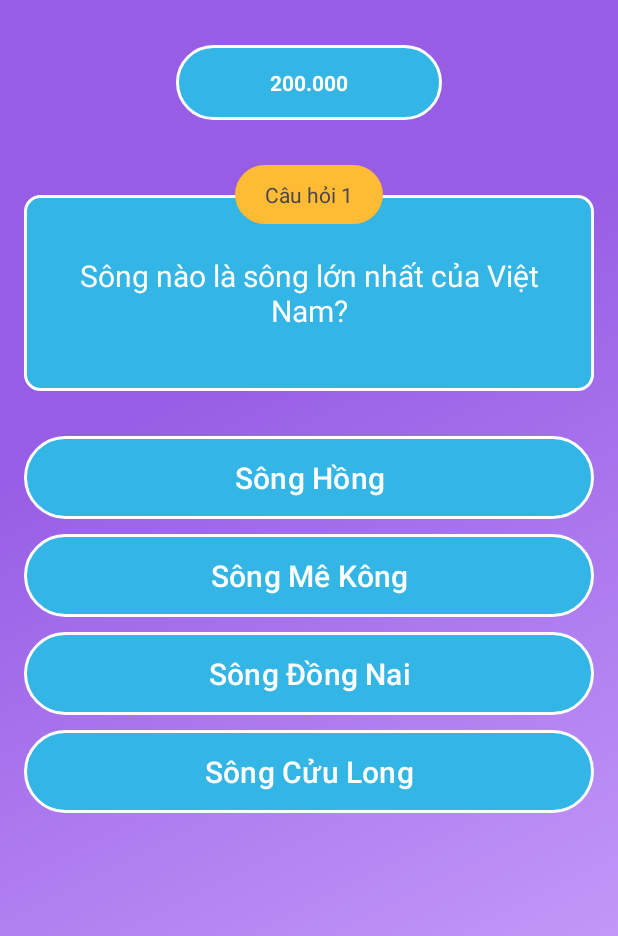
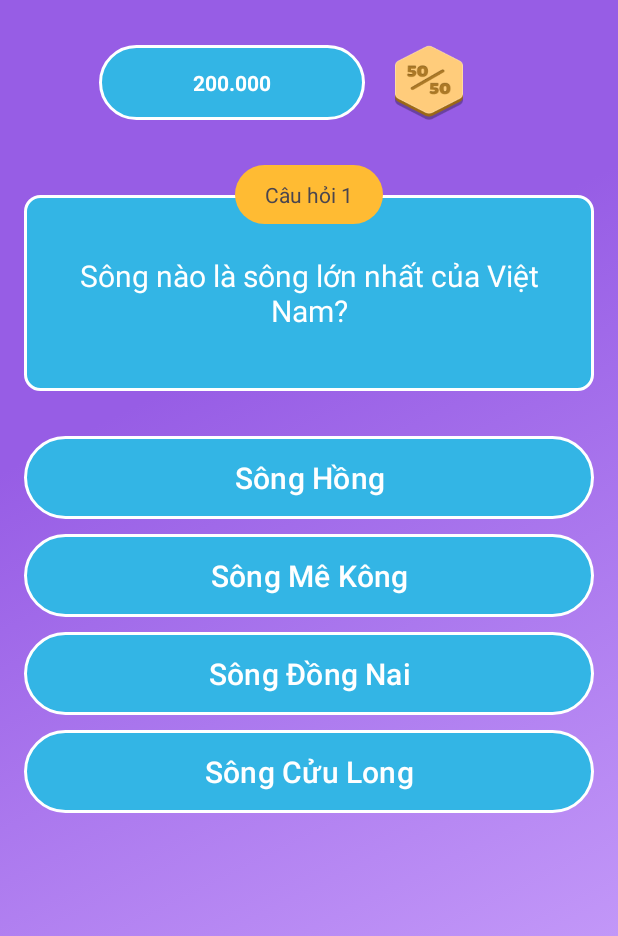
Before and after one commit to huyhakwalker/63CLC1-MobileDev, an Android app: the MainActivity screen opened directly, with no data from a screen before it, on a phone screen of 412 x 824 dp, the part 300-1236 px from its top. Run offline under Robolectric (Android 15) with nearby library versions, the light colour scheme and no system bars.

Commit message:
update quyen tro giup 50/50

```diff
--- a/DuAnMobile/app/src/main/AndroidManifest.xml
+++ b/DuAnMobile/app/src/main/AndroidManifest.xml
@@ -20,14 +20,12 @@
             android:exported="true">
             <intent-filter>
                 <action android:name="android.intent.action.MAIN" />
-
                 <category android:name="android.intent.category.LAUNCHER" />
             </intent-filter>
         </activity>
         <activity
             android:name=".MainActivity"
             android:exported="false"></activity>
-
         <meta-data
             android:name="preloaded_fonts"
             android:resource="@array/preloaded_fonts" />
--- a/DuAnMobile/app/src/main/res/layout/activity_main.xml
+++ b/DuAnMobile/app/src/main/res/layout/activity_main.xml
@@ -9,7 +9,6 @@
     android:orientation="vertical"
     android:background="@drawable/bg"
     tools:context=".MainActivity">
-
     <TextView
         android:id="@+id/textView3"
         android:layout_width="272dp"
@@ -23,6 +22,10 @@
         android:textSize="50dp"
         android:textStyle="bold">
     </TextView>
+    <LinearLayout
+        android:layout_width="match_parent"
+        android:layout_height="wrap_content"
+        android:orientation="horizontal">
 
         <TextView
             android:id="@+id/tv_score"
@@ -32,9 +35,19 @@
             android:background="@drawable/bg_blue_corner_30"
             android:gravity="center"
             android:textStyle="bold"
+            android:layout_marginLeft="50dp"
             android:textColor="@color/white"
             android:textAlignment="center">
         </TextView>
+        <Button
+            android:layout_width="45dp"
+            android:layout_height="50dp"
+            android:id="@+id/trogiup"
+            android:layout_marginLeft="20dp"
+            android:background="@drawable/ic_50"
+            app:backgroundTint="@null">
+        </Button>
+    </LinearLayout>
     <RelativeLayout
         android:layout_width="match_parent"
         android:layout_height="wrap_content"
@@ -66,7 +79,6 @@
             android:text="Question 1">
         </TextView>
     </RelativeLayout>
-
     <Button
         android:id="@+id/btn_answer1"
         android:layout_width="match_parent"
@@ -80,7 +92,6 @@
         android:textSize="20sp"
         app:backgroundTint="@null">
     </Button>
-
     <Button
         android:id="@+id/btn_answer2"
         android:layout_width="match_parent"
@@ -94,7 +105,6 @@
         android:textSize="20sp"
         app:backgroundTint="@null">
     </Button>
-
     <Button
         android:id="@+id/btn_answer3"
         android:layout_width="match_parent"
@@ -108,7 +118,6 @@
         android:textSize="20sp"
         app:backgroundTint="@null">
     </Button>
-
     <Button
         android:id="@+id/btn_answer4"
         android:layout_width="match_parent"
@@ -122,5 +131,4 @@
         android:textSize="20sp"
         app:backgroundTint="@null">
     </Button>
-
 </LinearLayout>
```
Also changed, not shown: DuAnMobile/app/src/main/java/com/nguyenquochuy/duanmobile/MainActivity.java (+89 -19 lines), DuAnMobile/app/src/main/res/drawable/ic_50.png (added), 1 other file. Lines whose indentation alone changed are shown as unchanged.
